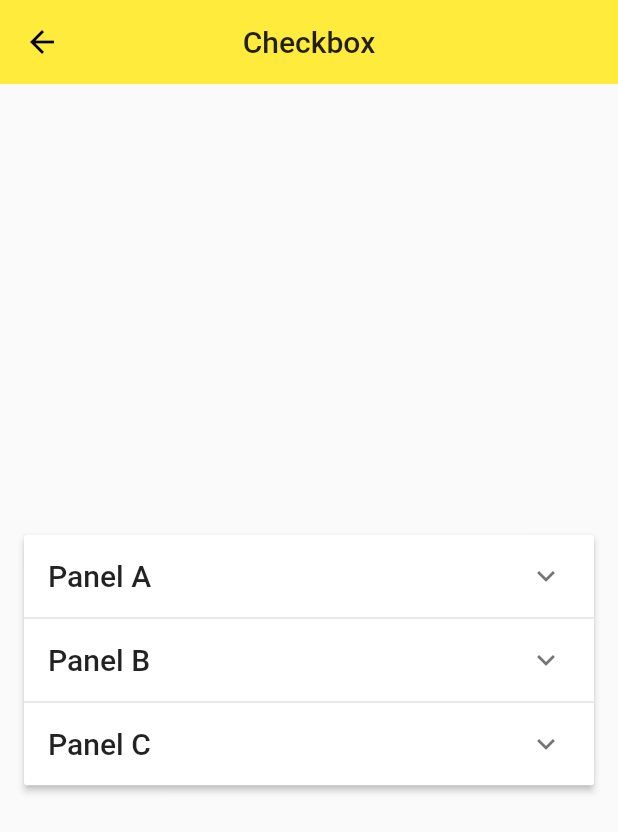
After one commit to peakerWu/flutter, a Flutter app: the screen it shows after launch, after a tap on "ExpansionPanelDemo", on a phone screen of 412 x 824 dp. The commit adds this screen. Shown: the top 832 px of the screen. Run offline on Flutter 3.47's test engine with Material 2 defaults, Android fonts, the phone set to English and light mode, and no system bars.

Commit message:
小组件使用

```diff
--- /dev/null
+++ b/lib/demo/expansion_panel_demo.dart
@@ -0,0 +1,101 @@
+import 'package:flutter/material.dart';
+
+class ExpandsPanelItem {
+  final String headerText;
+  final Widget body;
+  bool isExpanded;
+
+  ExpandsPanelItem({
+    this.headerText,
+    this.body,
+    this.isExpanded,
+  });
+}
+
+class ExpansionPanelDemo extends StatefulWidget {
+  ExpansionPanelDemo({Key key}) : super(key: key);
+
+  _ExpansionPanelDemoState createState() => _ExpansionPanelDemoState();
+}
+
+class _ExpansionPanelDemoState extends State<ExpansionPanelDemo> {
+  bool _isExpaned = false;
+  List<ExpandsPanelItem> _expansoionPanelItems;
+
+  @override
+  void initState() {
+    super.initState();
+    _expansoionPanelItems = <ExpandsPanelItem> [
+      ExpandsPanelItem(
+        headerText: 'Panel A',
+        body: Container(
+          padding: EdgeInsets.all(16.0),
+          width: double.infinity,
+          child: Text('Content for Panel A.'),
+        ),
+        isExpanded: false,
+      ),
+      ExpandsPanelItem(
+        headerText: 'Panel B',
+        body: Container(
+          padding: EdgeInsets.all(16.0),
+          width: double.infinity,
+          child: Text('Content for Panel B.'),
+        ),
+        isExpanded: false,
+      ),
+      ExpandsPanelItem(
+        headerText: 'Panel C',
+        body: Container(
+          padding: EdgeInsets.all(16.0),
+          width: double.infinity,
+          child: Text('Content for Panel C.'),
+        ),
+        isExpanded: false,
+      ),
+    ];
+  }
+
+  @override
+  Widget build(BuildContext context) {
+    return Scaffold(
+      appBar: AppBar(
+        title: Text('Checkbox'),
+        elevation: 0.0,
+        centerTitle: true,
+      ),
+      body: Container(
+        padding: EdgeInsets.all(16.0),
+        child: Column(
+          mainAxisAlignment: MainAxisAlignment.center,
+          children: <Widget>[
+            ExpansionPanelList(
+              expansionCallback: (int panelIndex, bool isExpanded) {
+                setState(() {
+                 _expansoionPanelItems[panelIndex].isExpanded = !isExpanded;
+                });
+              },
+              children: _expansoionPanelItems.map(
+                (ExpandsPanelItem item) {
+                  return ExpansionPanel(
+                    isExpanded: item.isExpanded,
+                    body: item.body,
+                    headerBuilder: (BuildContext context, bool isExpanded) {
+                      return Container(
+                        padding: EdgeInsets.all(16.0),
+                        child: Text(
+                          item.headerText,
+                          style: Theme.of(context).textTheme.title,
+                        ),
+                      );
+                    }
+                  );
+                }
+              ).toList(),
+            )
+          ],
+        ),
+      ),
+    );
+  }
+}
--- a/lib/demo/material-components.dart
+++ b/lib/demo/material-components.dart
@@ -7,6 +7,7 @@ import './datetime_demo.dart';
 import './dialog_demo.dart';
 import './alert_dialog_demo.dart';
 import './bottom_sheet_demo.dart';
+import './expansion_panel_demo.dart';
 
 class MaterialComponentsDemo extends StatelessWidget {
 
@@ -32,6 +33,7 @@ class MaterialComponentsDemo extends StatelessWidget {
         body: Container(
           child: ListView(
             children: <Widget>[
+              ListItem(title: 'ExpansionPanelDemo', page: ExpansionPanelDemo()),
               ListItem(title: 'BottomSheetDemo', page: BottomSheetDemo()),
               ListItem(title: 'AlertDialogDemo', page: AlertDialogDemo()),
               ListItem(title: 'SimpleDialogDemo', page: SimpleDialogDemo()),
```
Also changed, not shown: lib/demo/bottom_sheet_demo.dart (+92 -2 lines).
